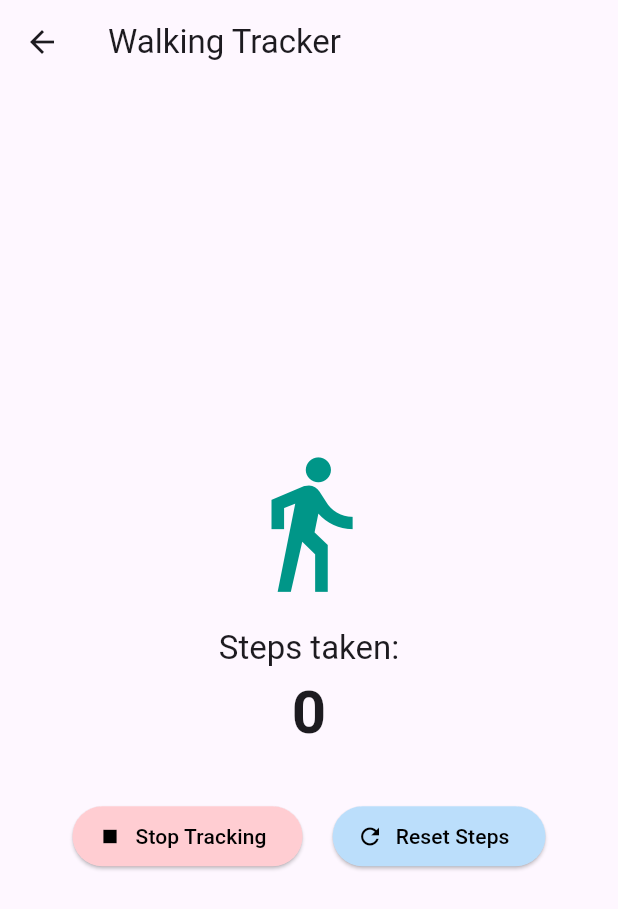
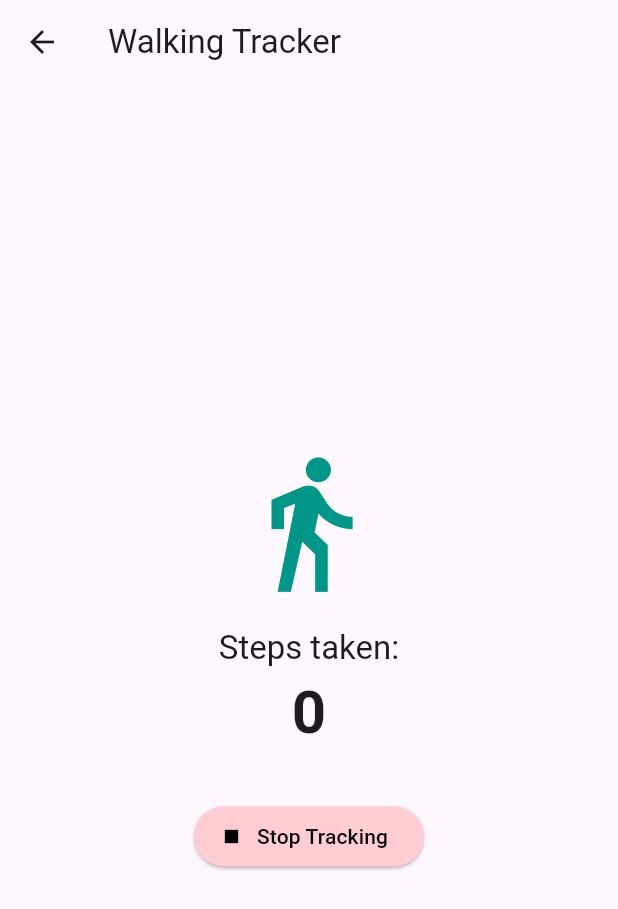
Before and after one commit to WaiYanC-137/loginwithfitbit, a Flutter app: the StepTrackingPage screen opened directly, on a phone screen of 412 x 824 dp. Shown: the top 909 px of the screen. Run offline on Flutter 3.47's test engine with Material 3 defaults, Android fonts, the phone set to English and light mode, and no system bars; our stand-ins replace app_links, pedometer, percent_indicator, permission_handler, shared_preferences; accounts and stored records are empty.

Commit message:
remove reset button

```diff
--- a/lib/ui/activities/step_tracking_page.dart
+++ b/lib/ui/activities/step_tracking_page.dart
@@ -58,11 +58,6 @@ class _StepTrackingPageState extends State<StepTrackingPage> {
     );
   }
 
-  void _resetSteps() {
-    _initialSteps = null;
-    debugPrint("🔄 Step count reset.");
-  }
-
   @override
   Widget build(BuildContext context) {
     return Scaffold(
@@ -82,9 +77,6 @@ class _StepTrackingPageState extends State<StepTrackingPage> {
               style: const TextStyle(fontSize: 40, fontWeight: FontWeight.bold),
             ),
             const SizedBox(height: 30),
-            Row(
-              mainAxisAlignment: MainAxisAlignment.center,
-              children: [
             ElevatedButton.icon(
               onPressed: () => Navigator.pop(context),
               icon: const Icon(Icons.stop),
@@ -94,18 +86,6 @@ class _StepTrackingPageState extends State<StepTrackingPage> {
                 foregroundColor: Colors.black,
               ),
             ),
-                const SizedBox(width: 20),
-                ElevatedButton.icon(
-                  onPressed: _resetSteps,
-                  icon: const Icon(Icons.refresh),
-                  label: const Text('Reset Steps'),
-                  style: ElevatedButton.styleFrom(
-                    backgroundColor: Colors.blue[100],
-                    foregroundColor: Colors.black,
-                  ),
-                ),
-              ],
-            ),
           ],
         ),
       ),
```
Lines whose indentation alone changed are shown as unchanged.
